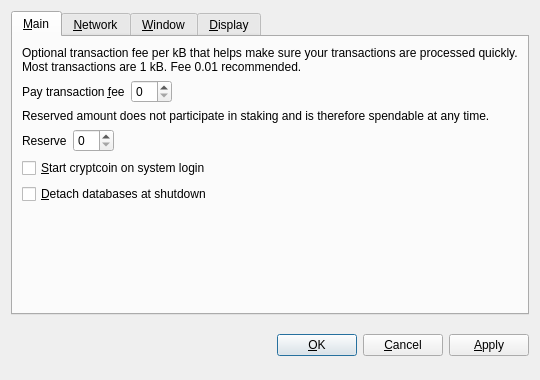
The window that src/qt/forms/optionsdialog.ui (WeAreSatoshi/WeAreSatoshi2) describes before a commit, drawn with Qt 5.
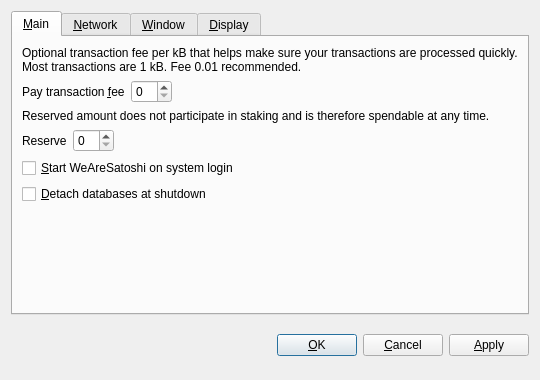
The same window after the commit. Custom widgets are drawn as their Qt base class.

What changed in the file:
```diff
--- a/src/qt/forms/optionsdialog.ui
+++ b/src/qt/forms/optionsdialog.ui
@@ -128,7 +128,7 @@
           <string>Automatically start cryptcoin after logging in to the system.</string>
          </property>
          <property name="text">
-          <string>&amp;Start cryptcoin on system login</string>
+          <string>&amp;Start WeAreSatoshi on system login</string>
          </property>
         </widget>
        </item>
```
Left out of the diff: 10 changed lines with no effect on the pictures.
